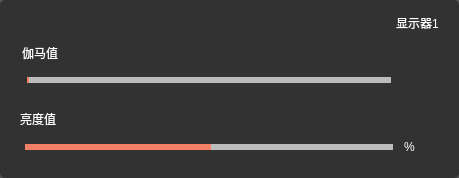
Qt form component/myprogressbar/myprogressbar.ui (lixin-hub/NightKing) before a commit.
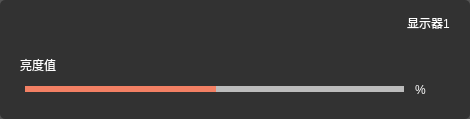
The same form after that commit. Icons and pictures are not drawn.

What changed in the file:
```diff
--- a/component/myprogressbar/myprogressbar.ui
+++ b/component/myprogressbar/myprogressbar.ui
@@ -6,14 +6,14 @@
    <rect>
     <x>0</x>
     <y>0</y>
-    <width>459</width>
-    <height>178</height>
+    <width>470</width>
+    <height>119</height>
    </rect>
   </property>
   <property name="minimumSize">
    <size>
     <width>0</width>
-    <height>178</height>
+    <height>0</height>
    </size>
   </property>
   <property name="windowTitle">
@@ -94,6 +94,12 @@
    </item>
    <item>
     <widget class="QWidget" name="widget_4" native="true">
+     <property name="maximumSize">
+      <size>
+       <width>16777215</width>
+       <height>0</height>
+      </size>
+     </property>
      <property name="styleSheet">
       <string notr="true">border-radius:5;
 border-top-left-radius:0px;
@@ -116,6 +122,12 @@
       </property>
       <item>
        <widget class="QLabel" name="label_5">
+        <property name="maximumSize">
+         <size>
+          <width>16777215</width>
+          <height>0</height>
+         </size>
+        </property>
         <property name="styleSheet">
          <string notr="true">background-color:transparent;</string>
         </property>
@@ -126,6 +138,12 @@
       </item>
       <item>
        <widget class="QWidget" name="widget_6" native="true">
+        <property name="maximumSize">
+         <size>
+          <width>16777215</width>
+          <height>0</height>
+         </size>
+        </property>
         <property name="styleSheet">
          <string notr="true">background-color:transparent;</string>
         </property>
@@ -144,6 +162,12 @@
          </property>
          <item>
           <widget class="QSlider" name="gamaProgress">
+           <property name="maximumSize">
+            <size>
+             <width>16777215</width>
+             <height>0</height>
+            </size>
+           </property>
            <property name="styleSheet">
             <string notr="true">QSlider{
 border-color: #bcbcbc;
@@ -202,7 +226,7 @@
      <property name="minimumSize">
       <size>
        <width>0</width>
-       <height>69</height>
+       <height>0</height>
       </size>
      </property>
      <layout class="QVBoxLayout" name="verticalLayout">
```
